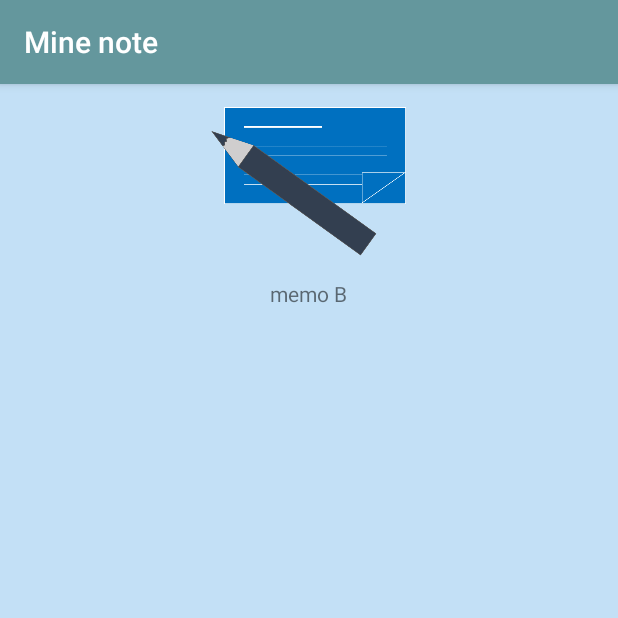
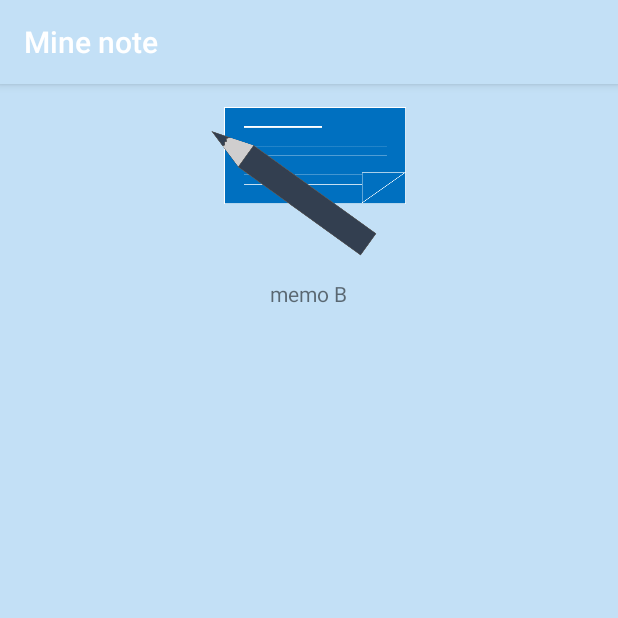
Before and after one commit to jhj0519/-note, an Android app: the Intro screen opened directly, with no data from a screen before it, on a phone screen of 412 x 824 dp, the top half of it. Run offline under Robolectric (Android 15) with nearby library versions, the phone set to English and light mode, and no system bars.

Commit message:
intro 수정

```diff
--- a/app/src/main/AndroidManifest.xml
+++ b/app/src/main/AndroidManifest.xml
@@ -9,9 +9,9 @@
         android:roundIcon="@mipmap/ic_launcher_round"
         android:supportsRtl="true"
         android:theme="@style/AppTheme">
-        <activity android:name=".Intro"></activity>
+        <activity android:name=".MainActivity"></activity>
         <activity android:name=".AddActivity" />
-        <activity android:name=".MainActivity">
+        <activity android:name=".Intro">
             <intent-filter>
                 <action android:name="android.intent.action.MAIN" />
 
--- a/app/src/main/res/layout/activity_intro.xml
+++ b/app/src/main/res/layout/activity_intro.xml
@@ -6,25 +6,29 @@
     android:layout_height="match_parent"
     tools:context=".Intro"
     android:background="@color/sky"
+    android:layout_gravity="center"
     >
+
     <LinearLayout
         android:layout_width="match_parent"
         android:layout_height="wrap_content"
         android:gravity="center"
-        android:orientation="vertical">
+        android:orientation="vertical"
+        tools:layout_editor_absoluteX="40dp"
+        tools:layout_editor_absoluteY="300dp">
+
         <ImageView
             android:id="@+id/Img_icon"
             android:layout_width="130dp"
             android:layout_height="130dp"
-            android:src="@drawable/memoicon2"
             android:layout_gravity="center"
-            />
+            android:src="@drawable/memoicon2" />
+
         <TextView
             android:layout_width="wrap_content"
             android:layout_height="wrap_content"
             android:layout_gravity="center"
-            android:text="memo B"
-            />
+            android:text="memo B" />
     </LinearLayout>
-/>
+    />
 </androidx.constraintlayout.widget.ConstraintLayout>
--- a/app/src/main/res/values/styles.xml
+++ b/app/src/main/res/values/styles.xml
@@ -2,9 +2,9 @@
     <!-- Base application theme. -->
     <style name="AppTheme" parent="Theme.AppCompat.Light.DarkActionBar">
         <!-- Customize your theme here. -->
-        <item name="colorPrimary">@color/kakiL</item>
+        <item name="colorPrimary">@color/sky</item>
         <item name="colorPrimaryDark">@color/kakiBlack</item>
-        <item name="colorAccent">@color/banila</item>
+        <item name="colorAccent">@color/black</item>
     </style>
 
 </resources>
```
